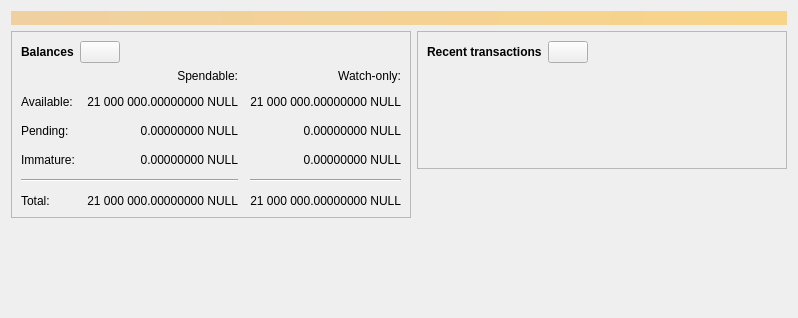
This is src/qt/forms/overviewpage.ui in Nemo-Nullis/NULLION as Qt 5 draws it before an edit. The edited form follows.
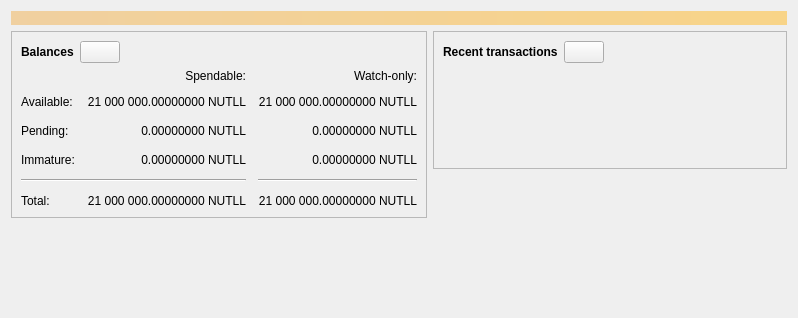
This is the edited form. Icons and pictures are not drawn. Custom widgets are drawn as their Qt base class.

Patch:
```diff
--- a/src/qt/forms/overviewpage.ui
+++ b/src/qt/forms/overviewpage.ui
@@ -120,7 +120,7 @@
                <string>Unconfirmed transactions to watch-only addresses</string>
               </property>
               <property name="text">
-               <string notr="true">0.00000000 NULL</string>
+               <string notr="true">0.00000000 NUTLL</string>
               </property>
               <property name="alignment">
                <set>Qt::AlignRight|Qt::AlignTrailing|Qt::AlignVCenter</set>
@@ -139,7 +139,7 @@
                <string>Total of transactions that have yet to be confirmed, and do not yet count toward the spendable balance</string>
               </property>
               <property name="text">
-               <string notr="true">0.00000000 NULL</string>
+               <string notr="true">0.00000000 NUTLL</string>
               </property>
               <property name="alignment">
                <set>Qt::AlignRight|Qt::AlignTrailing|Qt::AlignVCenter</set>
@@ -158,7 +158,7 @@
                <string>Mined balance in watch-only addresses that has not yet matured</string>
               </property>
               <property name="text">
-               <string notr="true">0.00000000 NULL</string>
+               <string notr="true">0.00000000 NUTLL</string>
               </property>
               <property name="alignment">
                <set>Qt::AlignRight|Qt::AlignTrailing|Qt::AlignVCenter</set>
@@ -210,7 +210,7 @@
                <string>Mined balance that has not yet matured</string>
               </property>
               <property name="text">
-               <string notr="true">0.00000000 NULL</string>
+               <string notr="true">0.00000000 NUTLL</string>
               </property>
               <property name="alignment">
                <set>Qt::AlignRight|Qt::AlignTrailing|Qt::AlignVCenter</set>
@@ -249,7 +249,7 @@
                <string>Your current total balance</string>
               </property>
               <property name="text">
-               <string notr="true">21 000 000.00000000 NULL</string>
+               <string notr="true">21 000 000.00000000 NUTLL</string>
               </property>
               <property name="alignment">
                <set>Qt::AlignRight|Qt::AlignTrailing|Qt::AlignVCenter</set>
@@ -268,7 +268,7 @@
                <string>Current total balance in watch-only addresses</string>
               </property>
               <property name="text">
-               <string notr="true">21 000 000.00000000 NULL</string>
+               <string notr="true">21 000 000.00000000 NUTLL</string>
               </property>
               <property name="alignment">
                <set>Qt::AlignRight|Qt::AlignTrailing|Qt::AlignVCenter</set>
@@ -304,7 +304,7 @@
                <string>Your current spendable balance</string>
               </property>
               <property name="text">
-               <string notr="true">21 000 000.00000000 NULL</string>
+               <string notr="true">21 000 000.00000000 NUTLL</string>
               </property>
               <property name="alignment">
                <set>Qt::AlignRight|Qt::AlignTrailing|Qt::AlignVCenter</set>
@@ -323,7 +323,7 @@
                <string>Your current balance in watch-only addresses</string>
               </property>
               <property name="text">
-               <string notr="true">21 000 000.00000000 NULL</string>
+               <string notr="true">21 000 000.00000000 NUTLL</string>
               </property>
               <property name="alignment">
                <set>Qt::AlignRight|Qt::AlignTrailing|Qt::AlignVCenter</set>
```
